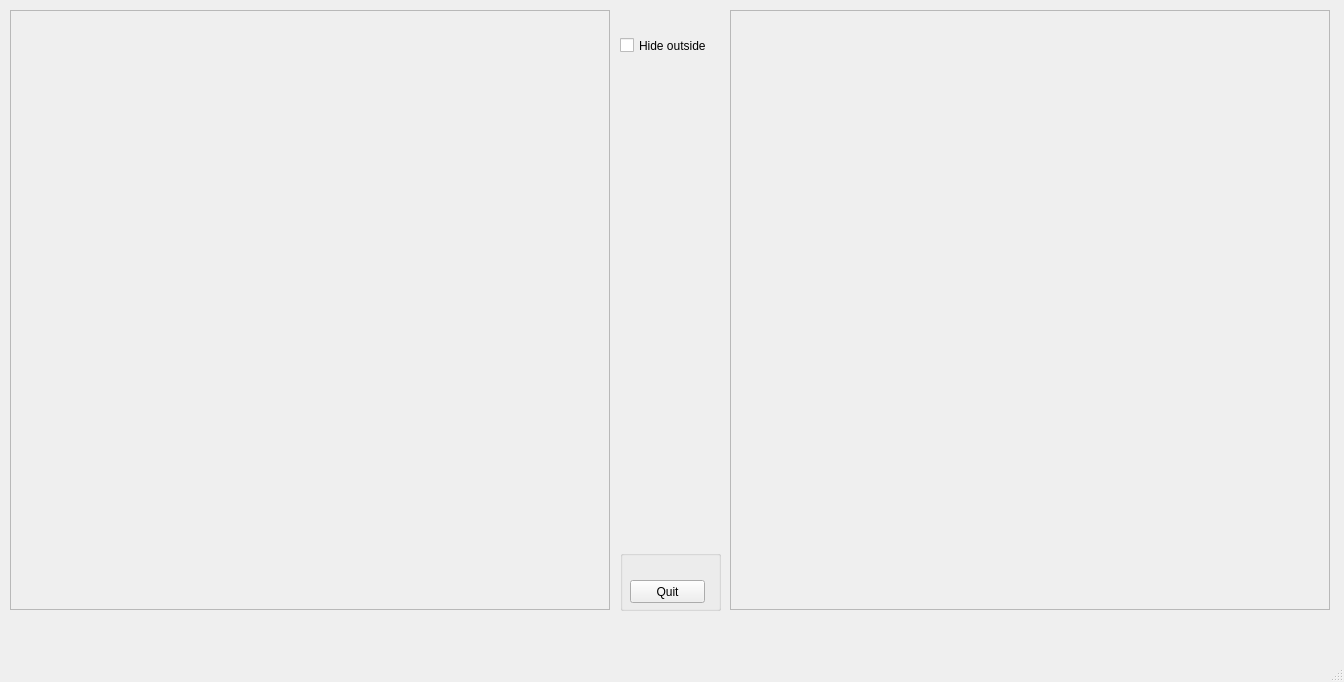
This is mywindow.ui in jasienieckih/lgim8 as Qt 5 draws it before an edit. The edited form follows.
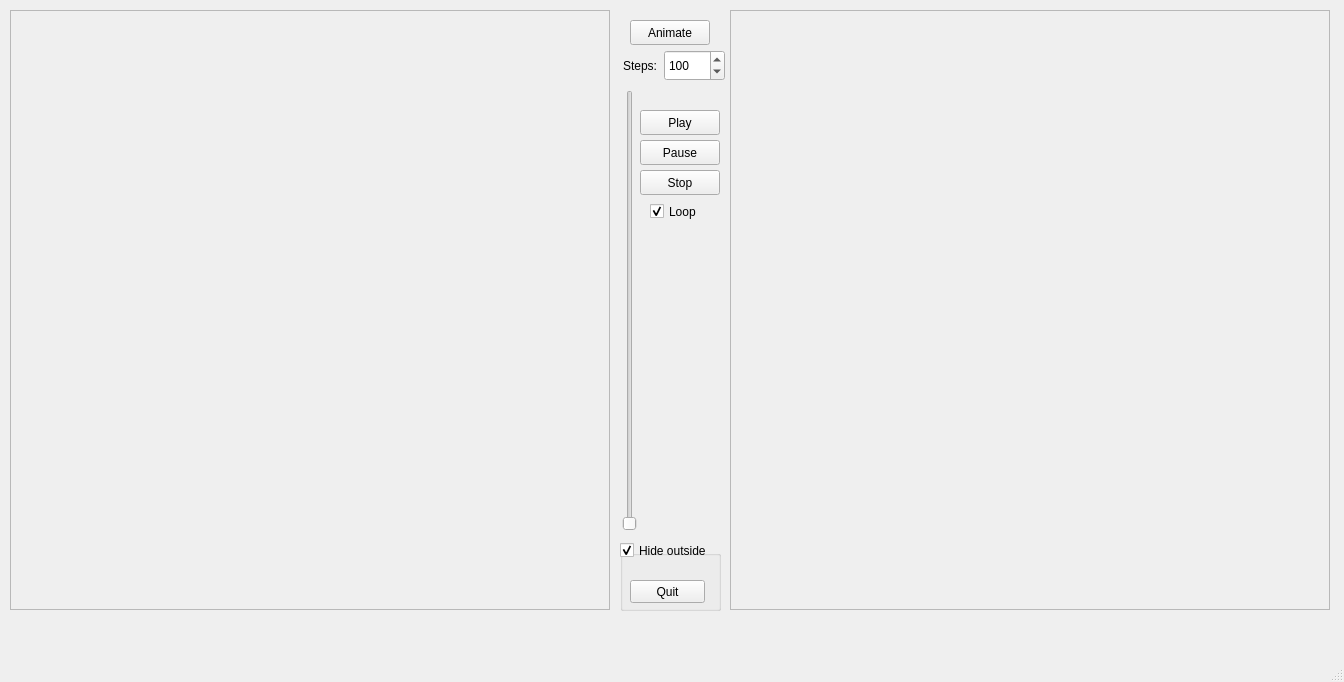
This is the edited form.

```diff
--- a/mywindow.ui
+++ b/mywindow.ui
@@ -115,18 +115,143 @@
     <property name="geometry">
      <rect>
       <x>620</x>
-      <y>20</y>
+      <y>540</y>
       <width>101</width>
-      <height>51</height>
+      <height>21</height>
      </rect>
     </property>
     <property name="text">
      <string>Hide outside</string>
     </property>
+    <property name="checked">
+     <bool>true</bool>
+    </property>
     <property name="tristate">
      <bool>false</bool>
     </property>
    </widget>
+   <widget class="QPushButton" name="animateButton">
+    <property name="geometry">
+     <rect>
+      <x>630</x>
+      <y>20</y>
+      <width>80</width>
+      <height>25</height>
+     </rect>
+    </property>
+    <property name="text">
+     <string>Animate</string>
+    </property>
+   </widget>
+   <widget class="QSpinBox" name="stepsSpinBox">
+    <property name="geometry">
+     <rect>
+      <x>664</x>
+      <y>50</y>
+      <width>61</width>
+      <height>31</height>
+     </rect>
+    </property>
+    <property name="minimum">
+     <number>1</number>
+    </property>
+    <property name="maximum">
+     <number>1000</number>
+    </property>
+    <property name="value">
+     <number>100</number>
+    </property>
+   </widget>
+   <widget class="QLabel" name="stepsLabel">
+    <property name="geometry">
+     <rect>
+      <x>623</x>
+      <y>50</y>
+      <width>51</width>
+      <height>31</height>
+     </rect>
+    </property>
+    <property name="text">
+     <string>Steps:</string>
+    </property>
+   </widget>
+   <widget class="QSlider" name="frameSlider">
+    <property name="geometry">
+     <rect>
+      <x>620</x>
+      <y>90</y>
+      <width>20</width>
+      <height>441</height>
+     </rect>
+    </property>
+    <property name="minimum">
+     <number>0</number>
+    </property>
+    <property name="maximum">
+     <number>1000</number>
+    </property>
+    <property name="value">
+     <number>0</number>
+    </property>
+    <property name="orientation">
+     <enum>Qt::Vertical</enum>
+    </property>
+   </widget>
+   <widget class="QPushButton" name="playButton">
+    <property name="geometry">
+     <rect>
+      <x>640</x>
+      <y>110</y>
+      <width>80</width>
+      <height>25</height>
+     </rect>
+    </property>
+    <property name="text">
+     <string>Play</string>
+    </property>
+   </widget>
+   <widget class="QPushButton" name="pauseButton">
+    <property name="geometry">
+     <rect>
+      <x>640</x>
+      <y>140</y>
+      <width>80</width>
+      <height>25</height>
+     </rect>
+    </property>
+    <property name="text">
+     <string>Pause</string>
+    </property>
+   </widget>
+   <widget class="QPushButton" name="stopButton">
+    <property name="geometry">
+     <rect>
+      <x>640</x>
+      <y>170</y>
+      <width>80</width>
+      <height>25</height>
+     </rect>
+    </property>
+    <property name="text">
+     <string>Stop</string>
+    </property>
+   </widget>
+   <widget class="QCheckBox" name="loopCheckBox">
+    <property name="geometry">
+     <rect>
+      <x>650</x>
+      <y>200</y>
+      <width>71</width>
+      <height>23</height>
+     </rect>
+    </property>
+    <property name="text">
+     <string>Loop</string>
+    </property>
+    <property name="checked">
+     <bool>true</bool>
+    </property>
+   </widget>
   </widget>
   <widget class="QMenuBar" name="menuBar">
    <property name="geometry">
```
